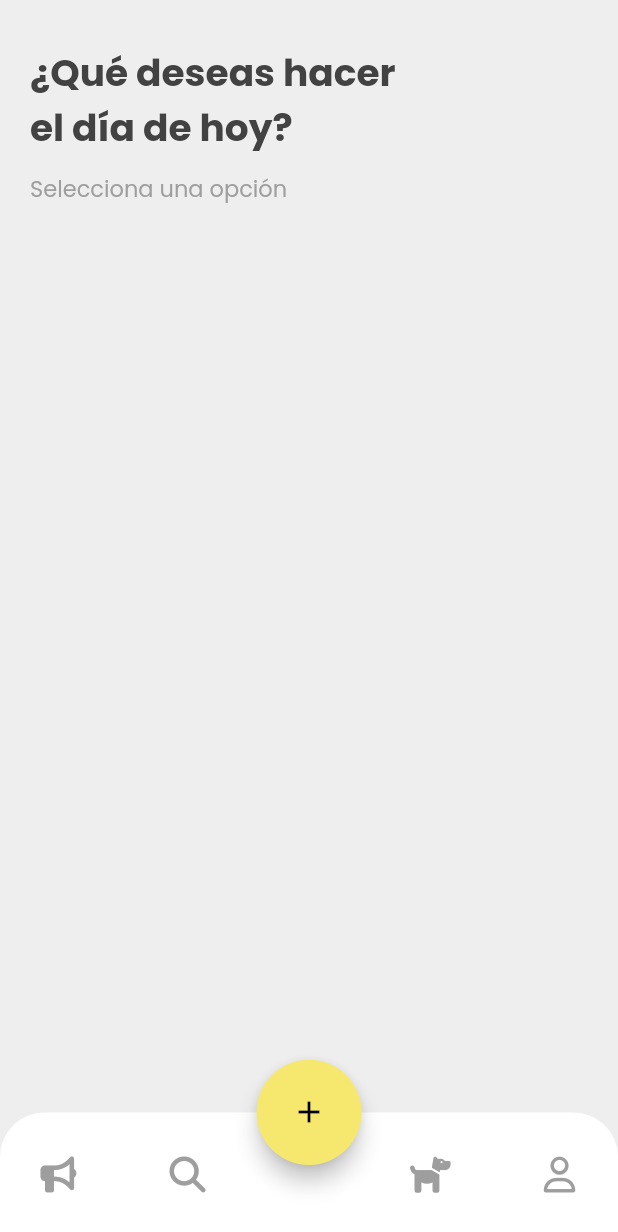
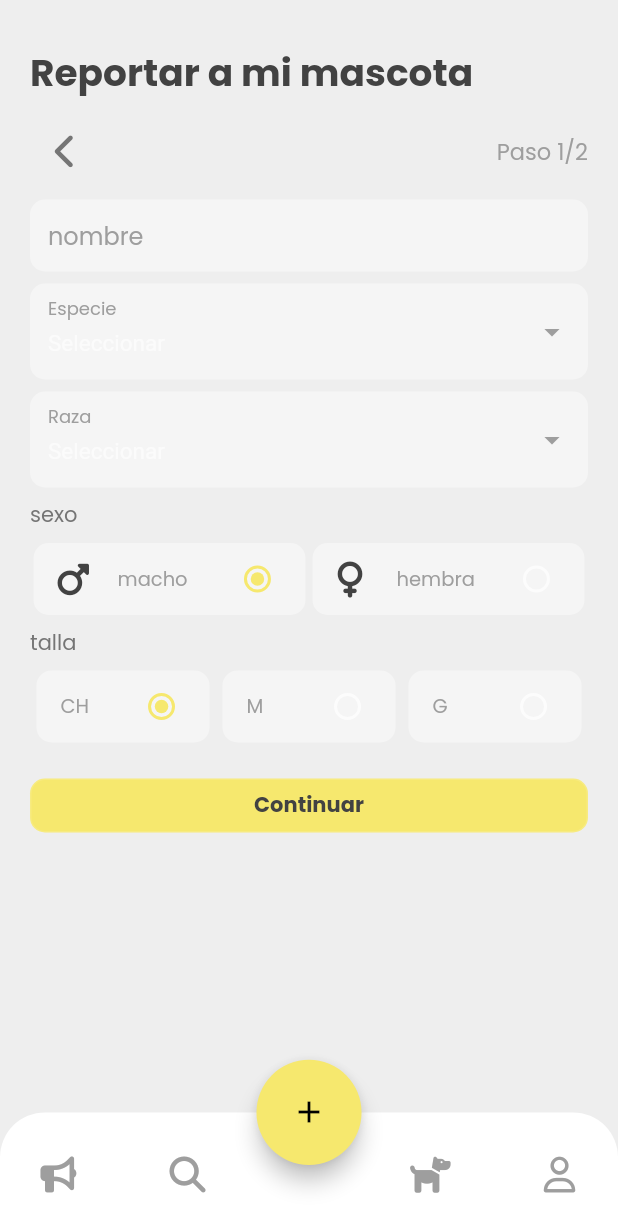
Before and after one commit to nardaibarra/Petspot, a Flutter app: the Profile screen opened directly, after a tap on the "add" icon, after a tap on "Buscar a mi mascota", on a phone screen of 412 x 824 dp. Shown: the top 1232 px of the screen. Run offline on Flutter 3.47's test engine with Material 2 defaults, Android fonts, the phone set to English and light mode, and no system bars; our stand-ins replace bloc, carousel_slider, cloud_firestore, dotted_border, equatable, firebase_auth and 5 more; missing offline and left inert: flutter_phone_direct_caller; accounts and stored records are empty; network calls fail.

Commit message:
created search form ui

```diff
--- a/lib/Screens/find_form.dart
+++ /dev/null
@@ -1,42 +0,0 @@
-import 'package:flutter/material.dart';
-import 'package:petspot/Widgets/action_button.dart';
-import 'package:petspot/Widgets/navbar.dart';
-
-class FindForm extends StatelessWidget {
-  const FindForm({super.key});
-
-  @override
-  Widget build(BuildContext context) {
-    return Scaffold(
-      body: Column(
-          crossAxisAlignment: CrossAxisAlignment.start,
-          mainAxisAlignment: MainAxisAlignment.start,
-          children: [
-            Container(
-              padding: EdgeInsets.only(top: 30, left: 20, bottom: 10),
-              width: MediaQuery.of(context).size.width * 0.7,
-              child: Text(
-                '¿Qué deseas hacer el día de hoy?',
-                style: TextStyle(
-                    color: Colors.grey.shade800,
-                    fontWeight: FontWeight.bold,
-                    fontSize: 25),
-              ),
-            ),
-            Padding(
-              padding: EdgeInsets.only(left: 20),
-              child: Text(
-                'Selecciona una opción',
-                style: TextStyle(
-                    color: Colors.grey.shade500,
-                    fontWeight: FontWeight.normal,
-                    fontSize: 15),
-              ),
-            ),
-          ]),
-      bottomNavigationBar: Navbar(context, screen: ' '),
-      floatingActionButton: ActionBtn(),
-      floatingActionButtonLocation: FloatingActionButtonLocation.centerDocked,
-    );
-  }
-}
--- a/lib/Screens/profile.dart
+++ b/lib/Screens/profile.dart
@@ -21,6 +21,7 @@ class _ProfileState extends State<Profile> {
   @override
   Widget build(BuildContext context) {
     return Scaffold(
+      resizeToAvoidBottomInset: false,
       body: Column(
           crossAxisAlignment: CrossAxisAlignment.start,
           mainAxisAlignment: MainAxisAlignment.start,
--- /dev/null
+++ b/lib/Screens/search_form.dart
@@ -0,0 +1,66 @@
+import 'package:flutter/material.dart';
+import 'package:flutter_bloc/flutter_bloc.dart';
+import 'package:petspot/Widgets/action_button.dart';
+import 'package:petspot/Widgets/navbar.dart';
+import 'package:petspot/Widgets/search_first.dart';
+import 'package:petspot/Widgets/search_second.dart';
+import 'package:petspot/bloc/search_form/search_form_bloc.dart';
+
+class SearchPetForm extends StatefulWidget {
+  const SearchPetForm({super.key});
+
+  @override
+  State<SearchPetForm> createState() => _SearchPetFormState();
+}
+
+class _SearchPetFormState extends State<SearchPetForm> {
+  @override
+  Widget build(BuildContext context) {
+    return Scaffold(
+      resizeToAvoidBottomInset: false,
+      body: Column(
+          crossAxisAlignment: CrossAxisAlignment.start,
+          mainAxisAlignment: MainAxisAlignment.start,
+          children: [
+            Container(
+              padding: EdgeInsets.only(top: 30, left: 20, bottom: 10),
+              width: MediaQuery.of(context).size.width,
+              child: Text(
+                'Reportar a mi mascota',
+                style: TextStyle(
+                    color: Colors.grey.shade800,
+                    fontWeight: FontWeight.bold,
+                    fontSize: 25),
+              ),
+            ),
+            BlocConsumer<SearchFormBloc, SearchFormState>(
+              listener: (context, state) {},
+              builder: (context, state) {
+                if (state is SearchFormFirstStepState) {
+                  return SearchFirst();
+                } else if (state is SearchFormSecondStepState) {
+                  return SearchSecond();
+                } else
+                  return SearchFirst();
+              },
+            ),
+          ]),
+      bottomNavigationBar: Navbar(context, screen: ' '),
+      floatingActionButton: ActionBtn(),
+      floatingActionButtonLocation: FloatingActionButtonLocation.centerDocked,
+    );
+  }
+}
+
+_searchSecondStep(BuildContext context) {
+  return Padding(
+    padding: EdgeInsets.only(left: 20),
+    child: Text(
+      'Paso 2/2',
+      style: TextStyle(
+          color: Colors.grey.shade500,
+          fontWeight: FontWeight.normal,
+          fontSize: 15),
+    ),
+  );
+}
--- a/lib/Screens/find_or_report.dart
+++ b/lib/Screens/search_or_report.dart
@@ -1,8 +1,10 @@
 import 'package:flutter/material.dart';
-import 'package:petspot/Screens/find_form.dart';
+import 'package:flutter_bloc/flutter_bloc.dart';
+import 'package:petspot/Screens/search_form.dart';
 import 'package:petspot/Screens/report_form.dart';
 import 'package:petspot/Widgets/action_button.dart';
 import 'package:petspot/Widgets/navbar.dart';
+import 'package:petspot/bloc/search_form/search_form_bloc.dart';
 
 class FindOrReport extends StatelessWidget {
   const FindOrReport({super.key});
@@ -113,10 +115,10 @@ class FindOrReport extends StatelessWidget {
 
 navigateToFindForm(BuildContext context) {
   Navigator.push(
-      context, MaterialPageRoute(builder: (context) => const FindForm()));
+      context, MaterialPageRoute(builder: (context) => SearchPetForm()));
 }
 
 navigateToReportForm(BuildContext context) {
   Navigator.push(
-      context, MaterialPageRoute(builder: (context) => const ReportForm()));
+      context, MaterialPageRoute(builder: (context) => ReportForm()));
 }
--- a/lib/Widgets/action_button.dart
+++ b/lib/Widgets/action_button.dart
@@ -1,5 +1,5 @@
 import 'package:flutter/material.dart';
-import 'package:petspot/Screens/find_or_report.dart';
+import 'package:petspot/Screens/search_or_report.dart';
 
 class ActionBtn extends StatelessWidget {
   const ActionBtn({
--- /dev/null
+++ b/lib/Widgets/search_first.dart
@@ -0,0 +1,349 @@
+import 'package:flutter/material.dart';
+import 'package:flutter_bloc/flutter_bloc.dart';
+import 'package:font_awesome_flutter/font_awesome_flutter.dart';
+import 'package:petspot/bloc/search_form/search_form_bloc.dart';
+
+class SearchFirst extends StatefulWidget {
+  const SearchFirst({super.key});
+
+  @override
+  State<SearchFirst> createState() => _SearchFirstState();
+}
+
+TextEditingController name = TextEditingController();
+
+enum Sex { male, female }
+
+enum Size { small, medium, large }
+
+class _SearchFirstState extends State<SearchFirst> {
+  Sex? _sex = Sex.male;
+  Size? _size = Size.small;
+  @override
+  Widget build(BuildContext context) {
+    var items = ['Item 1', 'Item 2'];
+    return Container(
+      width: MediaQuery.of(context).size.width,
+      margin: EdgeInsets.symmetric(horizontal: 20),
+      child: SingleChildScrollView(
+        child: Wrap(spacing: 10, runSpacing: 8, children: [
+          Row(
+            mainAxisAlignment: MainAxisAlignment.spaceBetween,
+            children: [
+              IconButton(
+                onPressed: () {},
+                icon: FaIcon(FontAwesomeIcons.chevronLeft),
+                color: Colors.grey.shade600,
+              ),
+              Text(
+                'Paso 1/2',
+                style: TextStyle(
+                    color: Colors.grey.shade500,
+                    fontWeight: FontWeight.normal,
+                    fontSize: 15),
+              )
+            ],
+          ),
+          TextFormField(
+            controller: name,
+            cursorColor: Colors.grey.shade800,
+            style: TextStyle(
+                color: Colors.grey.shade600, decoration: TextDecoration.none),
+            decoration: InputDecoration(
+                hintText: 'nombre',
+                filled: true,
+                hintStyle: TextStyle(
+                  color: Colors.grey.shade500,
+                ),
+                fillColor: Colors.grey.shade100,
+                enabledBorder: UnderlineInputBorder(
+                    borderSide:
+                        BorderSide(color: Color.fromARGB(0, 0, 187, 212)),
+                    borderRadius: BorderRadius.circular(10)),
+                focusedBorder: UnderlineInputBorder(
+                  borderSide: BorderSide(color: Color.fromARGB(0, 0, 187, 212)),
+                )),
+          ),
+          ButtonTheme(
+            alignedDropdown: true,
+            child: DropdownButtonFormField(
+              dropdownColor: Colors.white,
+              menuMaxHeight: MediaQuery.of(context).size.height / 2,
+              decoration: InputDecoration(
+                  floatingLabelBehavior: FloatingLabelBehavior.always,
+                  labelText: 'Especie',
+                  hintText: 'Seleccionar',
+                  labelStyle: TextStyle(color: Colors.grey.shade500),
+                  filled: true,
+                  hintStyle: TextStyle(
+                    color: Colors.grey.shade500,
+                    fontSize: 15 * MediaQuery.textScaleFactorOf(context),
+                  ),
+                  fillColor: Colors.grey.shade100,
+                  enabledBorder: UnderlineInputBorder(
+                      borderSide:
+                          BorderSide(color: Color.fromARGB(0, 0, 187, 212)),
+                      borderRadius: BorderRadius.circular(10)),
+                  focusedBorder: UnderlineInputBorder(
+                    borderSide:
+                        BorderSide(color: Color.fromARGB(0, 0, 187, 212)),
+                  )),
+              style: TextStyle(
+                color: Colors.grey.shade600,
+                decoration: TextDecoration.none,
+                fontSize: 15 * MediaQuery.textScaleFactorOf(context),
+              ),
+              items: items.map((String items) {
+                return DropdownMenuItem(
+                  value: items,
+                  child: Text(items),
+                );
+              }).toList(),
+              onChanged: ((value) {}),
+              icon: Icon(
+                // Add this
+                Icons.arrow_drop_down, // Add this
+                color: Colors.grey.shade500, // Add this
+              ),
+            ),
+          ),
+          ButtonTheme(
+            alignedDropdown: true,
+            child: DropdownButtonFormField(
+              dropdownColor: Colors.white,
+              menuMaxHeight: MediaQuery.of(context).size.height / 2,
+              decoration: InputDecoration(
+                  floatingLabelBehavior: FloatingLabelBehavior.always,
+                  labelText: 'Raza',
+                  hintText: 'Seleccionar',
+                  labelStyle: TextStyle(color: Colors.grey.shade500),
+                  filled: true,
+                  hintStyle: TextStyle(
+                    color: Colors.grey.shade500,
+                    fontSize: 15 * MediaQuery.textScaleFactorOf(context),
+                  ),
+                  fillColor: Colors.grey.shade100,
+                  enabledBorder: UnderlineInputBorder(
+                      borderSide:
+                          BorderSide(color: Color.fromARGB(0, 0, 187, 212)),
+                      borderRadius: BorderRadius.circular(10)),
+                  focusedBorder: UnderlineInputBorder(
+                    borderSide:
+                        BorderSide(color: Color.fromARGB(0, 0, 187, 212)),
+                  )),
+              style: TextStyle(
+                color: Colors.grey.shade600,
+                decoration: TextDecoration.none,
+                fontSize: 15 * MediaQuery.textScaleFactorOf(context),
+              ),
+              items: items.map((String items) {
+                return DropdownMenuItem(
+                  value: items,
+                  child: Text(items),
+                );
+              }).toList(),
+              onChanged: ((value) {}),
+              icon: Icon(
+                // Add this
+                Icons.arrow_drop_down, // Add this
+                color: Colors.grey.shade500, // Add this
+              ),
+            ),
+          ),
+          Text(
+            'sexo',
+            style: TextStyle(color: Colors.grey.shade600),
+          ),
+          Container(
+            width: MediaQuery.of(context).size.width,
+            child: Row(
+              mainAxisAlignment: MainAxisAlignment.spaceAround,
+              children: [
+                Container(
+                  width: MediaQuery.of(context).size.width * 0.44,
+                  child: ListTile(
+                    horizontalTitleGap: 0,
+                    dense: true,
+                    shape: RoundedRectangleBorder(
+                        borderRadius: BorderRadius.all(Radius.circular(10))),
+                    tileColor: Colors.grey.shade100,
+                    textColor: Colors.grey.shade500,
+                    iconColor: Colors.grey.shade800,
+                    title: const Text(
+                      'macho',
+                    ),
+                    leading: FaIcon(FontAwesomeIcons.mars),
+                    trailing: Radio<Sex>(
+                      activeColor: Color.fromARGB(255, 246, 232, 110),
+                      value: Sex.male,
+                      groupValue: _sex,
+                      visualDensity: const VisualDensity(
+                        horizontal: VisualDensity.minimumDensity,
+                        vertical: VisualDensity.minimumDensity,
+                      ),
+                      onChanged: (Sex? value) {
+                        setState(() {
+                          _sex = value;
+                        });
+                      },
+                    ),
+                  ),
+                ),
+                Container(
+                  width: MediaQuery.of(context).size.width * 0.44,
+                  child: ListTile(
+                    horizontalTitleGap: 0,
+                    dense: true,
+                    shape: RoundedRectangleBorder(
+                        borderRadius: BorderRadius.all(Radius.circular(10))),
+                    tileColor: Colors.grey.shade100,
+                    textColor: Colors.grey.shade500,
+                    iconColor: Colors.grey.shade800,
+                    title: const Text(
+                      'hembra',
+                    ),
+                    leading: FaIcon(FontAwesomeIcons.venus),
+                    trailing: Radio<Sex>(
+                      activeColor: Color.fromARGB(255, 246, 232, 110),
+                      value: Sex.female,
+                      groupValue: _sex,
+                      visualDensity: const VisualDensity(
+                        horizontal: VisualDensity.minimumDensity,
+                        vertical: VisualDensity.minimumDensity,
+                      ),
+                      onChanged: (Sex? value) {
+                        setState(() {
+                          _sex = value;
+                        });
+                      },
+                    ),
+                  ),
+                ),
+              ],
+            ),
+          ),
+          Text(
+            'talla',
+            style: TextStyle(color: Colors.grey.shade600),
+          ),
+          Container(
+            width: MediaQuery.of(context).size.width,
+            child: Row(
+              mainAxisAlignment: MainAxisAlignment.spaceAround,
+              children: [
+                Container(
+                  width: MediaQuery.of(context).size.width * 0.28,
+                  child: ListTile(
+                    horizontalTitleGap: 0,
+                    dense: true,
+                    shape: RoundedRectangleBorder(
+                        borderRadius: BorderRadius.all(Radius.circular(10))),
+                    tileColor: Colors.grey.shade100,
+                    textColor: Colors.grey.shade500,
+                    iconColor: Colors.grey.shade800,
+                    title: const Text(
+                      'CH',
+                    ),
+                    trailing: Radio<Size>(
+                      activeColor: Color.fromARGB(255, 246, 232, 110),
+                      value: Size.small,
+                      groupValue: _size,
+                      visualDensity: const VisualDensity(
+                        horizontal: VisualDensity.minimumDensity,
+                        vertical: VisualDensity.minimumDensity,
+                      ),
+                      onChanged: (Size? value) {
+                        setState(() {
+                          _size = value;
+                        });
+                      },
+                    ),
+                  ),
+                ),
+                Container(
+                  width: MediaQuery.of(context).size.width * 0.28,
+                  child: ListTile(
+                    horizontalTitleGap: 0,
+                    dense: true,
+                    shape: RoundedRectangleBorder(
+                        borderRadius: BorderRadius.all(Radius.circular(10))),
+                    tileColor: Colors.grey.shade100,
+                    textColor: Colors.grey.shade500,
+                    iconColor: Colors.grey.shade800,
+                    title: const Text(
+                      'M',
+                    ),
+                    trailing: Radio<Size>(
+                      activeColor: Color.fromARGB(255, 246, 232, 110),
+                      value: Size.medium,
+                      groupValue: _size,
+                      visualDensity: const VisualDensity(
+                        horizontal: VisualDensity.minimumDensity,
+                        vertical: VisualDensity.minimumDensity,
+                      ),
+                      onChanged: (Size? value) {
+                        setState(() {
+                          _size = value;
+                        });
+                      },
+                    ),
+                  ),
+                ),
+                Container(
+                  width: MediaQuery.of(context).size.width * 0.28,
+                  child: ListTile(
+                    horizontalTitleGap: 0,
+                    dense: true,
+                    shape: RoundedRectangleBorder(
+                        borderRadius: BorderRadius.all(Radius.circular(10))),
+                    tileColor: Colors.grey.shade100,
+                    textColor: Colors.grey.shade500,
+                    iconColor: Colors.grey.shade800,
+                    title: const Text(
+                      'G',
+                    ),
+                    trailing: Radio<Size>(
+                      activeColor: Color.fromARGB(255, 246, 232, 110),
+                      value: Size.large,
+                      groupValue: _size,
+                      visualDensity: const VisualDensity(
+                        horizontal: VisualDensity.minimumDensity,
+                        vertical: VisualDensity.minimumDensity,
+                      ),
+                      onChanged: (Size? value) {
+                        setState(() {
+                          _size = value;
+                        });
+                      },
+                    ),
+                  ),
+                )
+              ],
+            ),
+          ),
+          Container(
+            padding: EdgeInsets.only(top: 10),
+            width: MediaQuery.of(context).size.width,
+            child: OutlinedButton(
+                onPressed: (() {
+                  BlocProvider.of<SearchFormBloc>(context)
+                      .add((NextSearchFormEvent()));
+                }),
+                child: Text(
+                  'Continuar',
+                  style: TextStyle(
+                    color: Colors.grey.shade800,
+                    fontWeight: FontWeight.bold,
+                  ),
+                ),
+                style: OutlinedButton.styleFrom(
+                    shape: RoundedRectangleBorder(
+                      borderRadius: BorderRadius.circular(10.0),
+                    ),
+                    backgroundColor: Color.fromARGB(255, 246, 232, 110))),
+          ),
+        ]),
+      ),
+    );
+  }
+}
--- /dev/null
+++ b/lib/bloc/search_form/search_form_bloc.dart
@@ -0,0 +1,18 @@
+import 'dart:async';
+
+import 'package:bloc/bloc.dart';
+import 'package:equatable/equatable.dart';
+
+part 'search_form_event.dart';
+part 'search_form_state.dart';
+
+class SearchFormBloc extends Bloc<SearchFormEvent, SearchFormState> {
+  SearchFormBloc() : super(SearchFormInitial()) {
+    on<NextSearchFormEvent>(_navigateNext);
+  }
+
+  FutureOr<void> _navigateNext(
+      NextSearchFormEvent event, Emitter<SearchFormState> emit) {
+    emit(SearchFormSecondStepState());
+  }
+}
--- /dev/null
+++ b/lib/bloc/search_form/search_form_event.dart
@@ -0,0 +1,18 @@
+part of 'search_form_bloc.dart';
+
+abstract class SearchFormEvent extends Equatable {
+  const SearchFormEvent();
+
+  @override
+  List<Object> get props => [];
+}
+
+class NextSearchFormEvent extends SearchFormEvent {
+  @override
+  List<Object> get props => [];
+}
+
+class PostSearchFormEvent extends SearchFormEvent {
+  @override
+  List<Object> get props => [];
+}
--- /dev/null
+++ b/lib/bloc/search_form/search_form_state.dart
@@ -0,0 +1,18 @@
+part of 'search_form_bloc.dart';
+
+abstract class SearchFormState extends Equatable {
+  const SearchFormState();
+
+  @override
+  List<Object> get props => [];
+}
+
+class SearchFormInitial extends SearchFormState {}
+
+class SearchFormFirstStepState extends SearchFormState {}
+
+class SearchFormSecondStepState extends SearchFormState {}
+
+class SearchFormSuccesfulPostState extends SearchFormState {}
+
+class SearchFormErrorPostState extends SearchFormState {}
--- a/lib/main.dart
+++ b/lib/main.dart
@@ -6,6 +6,7 @@ import 'package:petspot/Screens/login.dart';
 import 'package:petspot/bloc/auth/auth_bloc.dart';
 import 'package:petspot/bloc/missing/missing_bloc.dart';
 import 'package:petspot/bloc/reported/reported_bloc.dart';
+import 'package:petspot/bloc/search_form/search_form_bloc.dart';
 import 'package:petspot/bloc/user/user_bloc.dart';
 
 void main() async {
@@ -26,6 +27,7 @@ void main() async {
         BlocProvider(
           create: (context) => ReportedBloc()..add(GetAllReportedPetsEvent()),
         ),
+        BlocProvider(create: ((context) => SearchFormBloc()))
       ],
       child: MyApp(),
     ),
--- a/pubspec.yaml
+++ b/pubspec.yaml
@@ -36,6 +36,8 @@ dependencies:
   flutter_phone_direct_caller: ^2.1.1
   carousel_slider: ^4.1.1
   firebase_app_check: ^0.1.1+4
+  image_picker:
+  dotted_border: ^2.0.0+3
   # The following adds the Cupertino Icons font to your application.
   # Use with the CupertinoIcons class for iOS style icons.
   cupertino_icons: ^1.0.2
```
Also changed, not shown: lib/Widgets/search_second.dart (added, +166 -0 lines), lib/bloc/pets_bloc.dart (deleted, +0 -13 lines), lib/bloc/pets_event.dart (deleted, +0 -8 lines), lib/bloc/pets_state.dart (deleted, +0 -10 lines), pubspec.lock.
